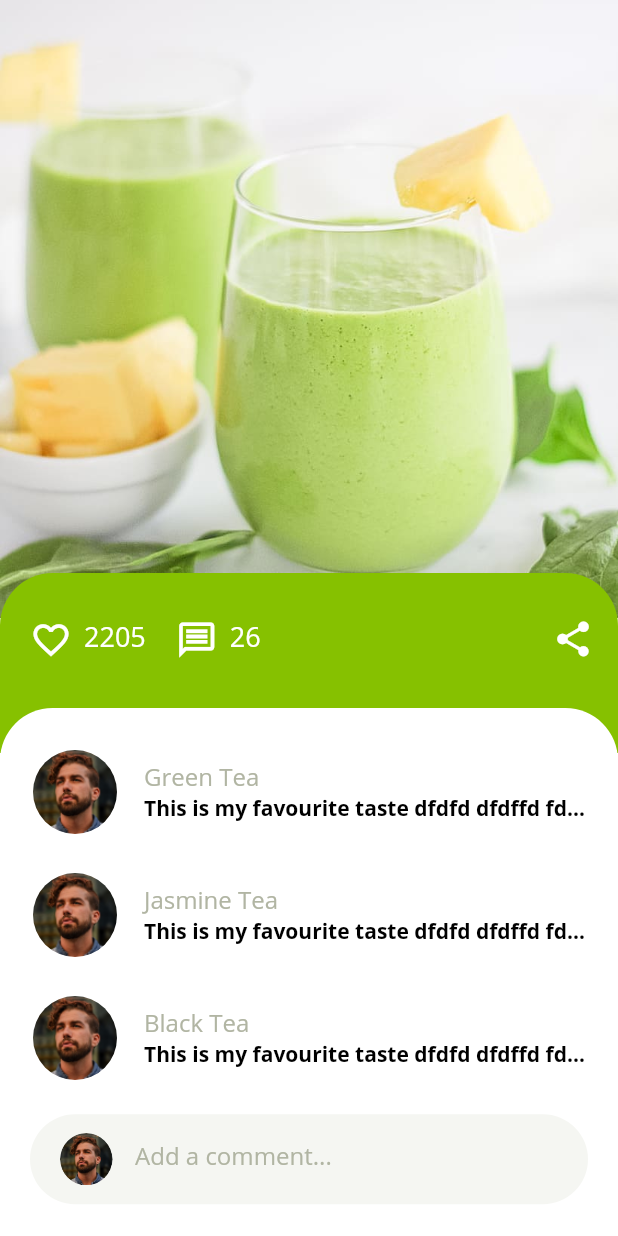
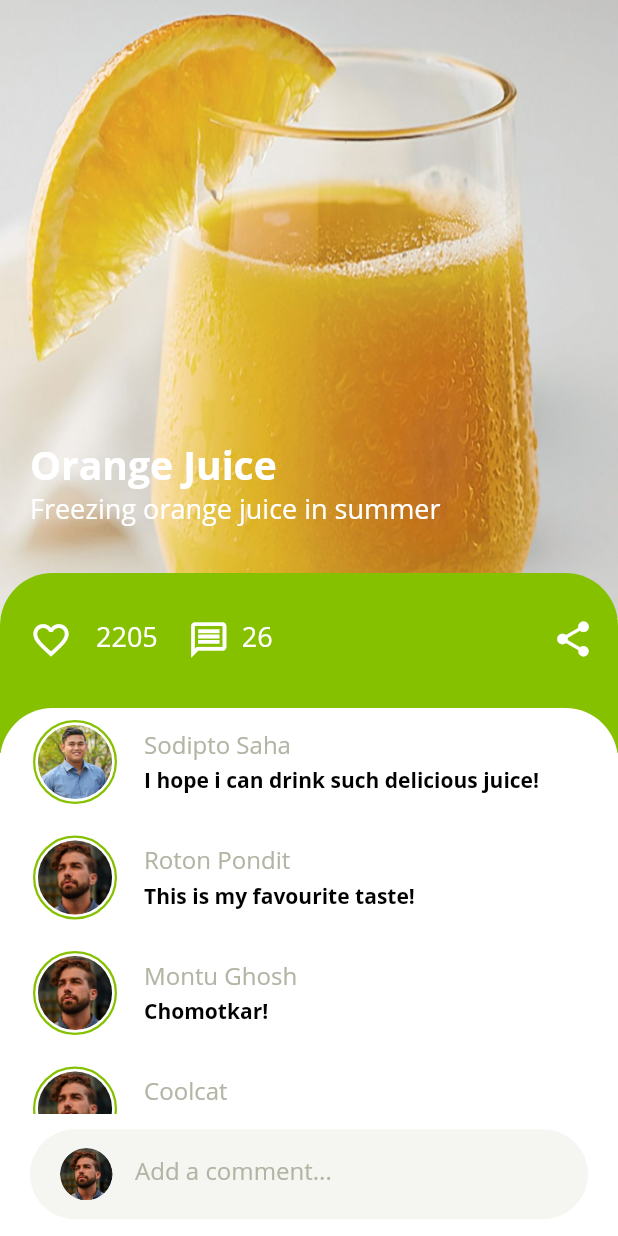
Before and after one commit to sodipto/flutter-drink-delivery-app, a Flutter app: the screen it shows after launch, on a phone screen of 412 x 824 dp. Run offline on Flutter 3.47's test engine with Material 2 defaults, Android fonts, the phone set to English and light mode, and no system bars; our stand-ins replace carousel_slider, flutter_svg, google_maps_flutter.

Commit message:
product-review-page

```diff
--- a/lib/data/static-data.dart
+++ b/lib/data/static-data.dart
@@ -18,11 +18,21 @@ List<String> Catagories = [
 
 List<Product> Products=[
   new Product('Green Tea','9FC743','assets/images/drink-red.png'),
-  new Product('Jasmine Tea','CBDB51','assets/images/drink-red.png'),
+  new Product('Jasmine Tea','CBDB51','assets/images/drink.png'),
   new Product('Black Tea','E8DC9A','assets/images/drink-red.png'),
-  new Product('Rose tea','FFE4E4','assets/images/drink-red.png' ),
+  new Product('Rose tea','FFE4E4','assets/images/drink.png' ),
   new Product('Green Tea','9FC743','assets/images/drink-red.png'),
-  new Product('Jasmine Tea','CBDB51','assets/images/drink-red.png'),
+  new Product('Jasmine Tea','CBDB51','assets/images/drink.png'),
   new Product('Black Tea','E8DC9A','assets/images/drink-red.png'),
-  new Product('Rose tea','FFE4E4','assets/images/drink-red.png' ),
+  new Product('Rose tea','FFE4E4','assets/images/drink.png' ),
 ];
+
+List<Review> ReviewList=[
+  new Review('Sodipto Saha','assets/images/sodipto.jpg','I hope i can drink such delicious juice!'),
+  new Review('Roton Pondit','assets/images/user.png','This is my favourite taste!'),
+  new Review('Montu Ghosh','assets/images/user.png','Chomotkar!'),
+  new Review('Coolcat','assets/images/user.png','Awesome!'),
+  new Review('Bolton','assets/images/user.png','This is my favourite taste!'),
+  new Review('Juice lover','assets/images/user.png','Chomotkar!'),
+  new Review('D Costa','assets/images/user.png','Awesome!'),
+];
--- a/lib/models.dart
+++ b/lib/models.dart
@@ -53,3 +53,25 @@ class CartItem {
     return data;
   }
 }
+
+class Review {
+  String username;
+  String userimage;
+  String comment;
+
+  Review(this.username, this.userimage, this.comment);
+
+  Review.fromJson(Map<String, dynamic> json) {
+    username = json['username'];
+    userimage = json['userimage'];
+    comment = json['comment'];
+  }
+
+  Map<String, dynamic> toJson() {
+    final Map<String, dynamic> data = new Map<String, dynamic>();
+    data['username'] = this.username;
+    data['userimage'] = this.userimage;
+    data['comment'] = this.comment;
+    return data;
+  }
+}
--- a/lib/pages/commentPages/product-review.dart
+++ b/lib/pages/commentPages/product-review.dart
@@ -2,6 +2,7 @@ import 'dart:math';
 
 import 'package:drink_app/constants/color-utils.dart';
 import 'package:drink_app/data/static-data.dart';
+import 'package:flutter/cupertino.dart';
 import 'package:flutter/material.dart';
 
 class ProductReview extends StatefulWidget {
@@ -28,8 +29,30 @@ class _ProductReviewState extends State<ProductReview> {
                 width: double.infinity,
                 decoration: BoxDecoration(
                     image: DecorationImage(
-                        image: AssetImage('assets/images/login3.jpg'),
-                        fit: BoxFit.cover)),
+                        image: AssetImage('assets/images/Orange.jpg'),
+                        fit: BoxFit.fill)),
+              ),
+              Positioned(
+                top: size.height * 0.50 - 120,
+                child: Padding(
+                  padding: EdgeInsets.only(left: 20),
+                  child: Column(
+                    mainAxisAlignment: MainAxisAlignment.start,
+                    crossAxisAlignment: CrossAxisAlignment.start,
+                    children: [
+                      Text('Orange Juice',
+                          style: TextStyle(
+                              fontSize: 26,
+                              color: Colors.white,
+                              fontWeight: FontWeight.bold)),
+                      Text('Freezing orange juice in summer',
+                          style: TextStyle(
+                              fontSize: 18,
+                              color: Colors.white,
+                              fontWeight: FontWeight.w500))
+                    ],
+                  ),
+                ),
               ),
               Positioned(
                 top: size.height * 0.50 - 30,
@@ -58,7 +81,7 @@ class _ProductReviewState extends State<ProductReview> {
                                   icon: Icon(Icons.favorite_outline_sharp,
                                       color: Colors.white, size: 28),
                                   onPressed: () {}),
-                              SizedBox(width: 12),
+                              SizedBox(width: 20),
                               Text('2205',
                                   style: TextStyle(
                                       fontSize: 18,
@@ -88,7 +111,8 @@ class _ProductReviewState extends State<ProductReview> {
                       IconButton(
                           padding: EdgeInsets.zero,
                           constraints: BoxConstraints(),
-                          icon: Icon(Icons.share, color: Colors.white, size: 28),
+                          icon:
+                              Icon(Icons.share, color: Colors.white, size: 28),
                           onPressed: () {})
                     ],
                   ),
@@ -97,7 +121,7 @@ class _ProductReviewState extends State<ProductReview> {
               Positioned(
                 top: size.height * 0.50 + 60,
                 child: Container(
-                  padding: EdgeInsets.symmetric(vertical: 20, horizontal: 20),
+                  padding: EdgeInsets.symmetric(vertical: 0, horizontal: 20),
                   width: size.width,
                   height: size.height * 0.45,
                   decoration: BoxDecoration(
@@ -112,40 +136,61 @@ class _ProductReviewState extends State<ProductReview> {
                         child: ListView.builder(
                             shrinkWrap: true,
                             scrollDirection: Axis.vertical,
-                            itemCount: Products.length,
-                            itemBuilder: (context, index){
-                              var product=Products[index];
+                            itemCount: ReviewList.length,
+                            itemBuilder: (context, index) {
+                              var user = ReviewList[index];
                               return Padding(
-                                padding: EdgeInsets.only(bottom:10.0),
+                                  padding: EdgeInsets.only(bottom: 5.0),
                                   child: ListTile(
-                                  contentPadding: EdgeInsets.symmetric(vertical: 0,horizontal: 0),
+                                    contentPadding: EdgeInsets.symmetric(
+                                        vertical: 0, horizontal: 0),
                                     leading: Container(
                                       height: 60,
                                       width: 60,
+                                      padding: EdgeInsets.all(1.8),
+                                      decoration: BoxDecoration(
+                                        color: Colors.white,
+                                        border: Border.all(
+                                            width: 1.5, color: brandColor),
+                                        shape: BoxShape.circle,
+                                      ),
+                                      child: Container(
                                         decoration: BoxDecoration(
                                           shape: BoxShape.circle,
                                           image: DecorationImage(
-                                          image: AssetImage('assets/images/user.png'),
+                                              image: AssetImage(user.userimage),
                                               fit: BoxFit.fitWidth),
                                         ),
                                       ),
-                                  title: Text(product.name,style: TextStyle(color: opacityColor,fontSize: 16,fontWeight: FontWeight.w500)),
-                                  subtitle: Text('This is my favourite taste dfdfd dfdffd fdfdfdf fdfdfdfdfdf!',maxLines:1, overflow:TextOverflow.ellipsis,style: TextStyle(color: Colors.black,fontWeight: FontWeight.w600)),
-                                )
-                              );
-                            }
                                     ),
+                                    title: Text(user.username,
+                                        style: TextStyle(
+                                            color: opacityColor,
+                                            fontSize: 16,
+                                            fontWeight: FontWeight.w500)),
+                                    subtitle: Padding(
+                                        padding: EdgeInsets.only(top: 3),
+                                        child: Text(user.comment,
+                                            maxLines: 1,
+                                            overflow: TextOverflow.ellipsis,
+                                            style: TextStyle(
+                                                fontSize: 14,
+                                                color: Colors.black,
+                                                fontWeight: FontWeight.w600))),
+                                  ));
+                            }),
                       ),
                       SizedBox(height: 10),
                       Container(
-                        margin: EdgeInsets.only(bottom: 20),
+                        margin: EdgeInsets.only(bottom: 30),
                         padding:
                             EdgeInsets.symmetric(horizontal: 20, vertical: 10),
                         height: 60,
                         width: double.infinity,
                         decoration: BoxDecoration(
                             color: opacityBgColor,
-                            borderRadius: BorderRadius.all(Radius.circular(50))),
+                            borderRadius:
+                                BorderRadius.all(Radius.circular(50))),
                         child: Row(
                           children: [
                             Container(
@@ -165,10 +210,10 @@ class _ProductReviewState extends State<ProductReview> {
                                 decoration: InputDecoration(
                                     border: InputBorder.none,
                                     hintText: 'Add a comment...',
-                                    hintStyle: TextStyle(color: opacityColor,fontSize: 16)
+                                    hintStyle: TextStyle(
+                                        color: opacityColor, fontSize: 16)),
                               ),
                             ),
-                            )
                           ],
                         ),
                       )
--- a/lib/pages/detailsPage/details-page.dart
+++ b/lib/pages/detailsPage/details-page.dart
@@ -1,5 +1,6 @@
 import 'package:drink_app/constants/color-utils.dart';
 import 'package:drink_app/pages/cartPage/cart-page.dart';
+import 'package:drink_app/pages/commentPages/product-review.dart';
 import 'package:flutter/cupertino.dart';
 import 'package:flutter/material.dart';
 import 'package:flutter_svg/flutter_svg.dart';
@@ -60,12 +61,22 @@ class _ProductDetailsState extends State<ProductDetails> {
                     'assets/icons/edit.svg',
                     color: Color(0xFFC1C7BA),height: 25
                 ),
-                onPressed: () {}
+                onPressed: () {
+                  Navigator.push(
+                    context,
+                    MaterialPageRoute(builder: (context) => ProductReview()),
+                  );
+                }
                 ),
             IconButton(
                 icon: Icon(Icons.favorite_outline_sharp,
                     size: 30, color: Color(0xFFC1C7BA)),
-                onPressed: () {}),
+                onPressed: () {
+                  Navigator.push(
+                    context,
+                    MaterialPageRoute(builder: (context) => ProductReview()),
+                  );
+                }),
             Container(
               height: 65,
               width: 150,
```
Also changed, not shown: assets/images/Orange.jpg (added), assets/images/delivery-man.jpg (deleted), assets/images/drink.png (added), assets/images/login2.png (deleted), assets/images/mug.png (deleted), assets/images/sodipto.jpg (added). Lines whose indentation alone changed are shown as unchanged.
